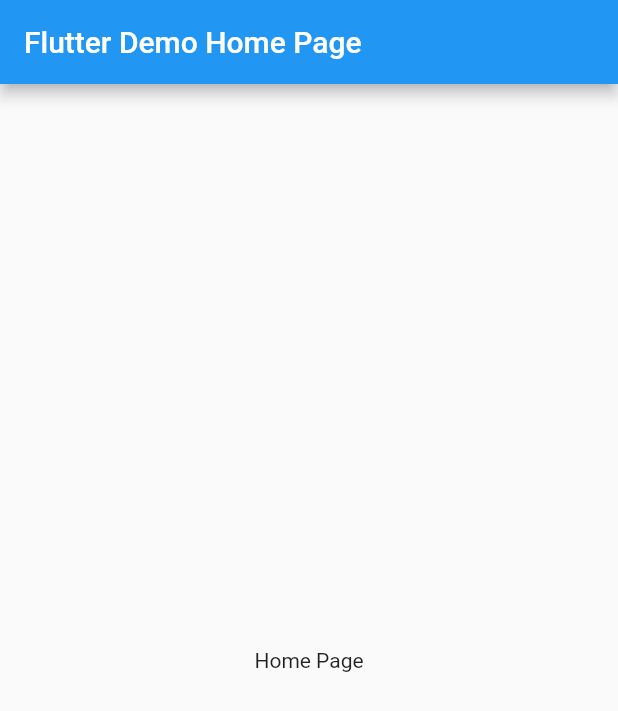
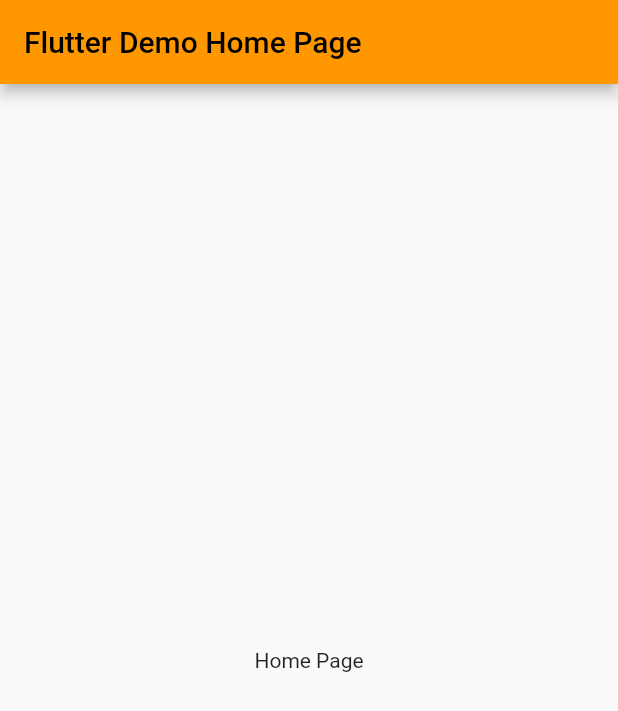
Before and after one commit to caganbicakci/reddit_clone, a Flutter app: the screen it shows after launch, on a phone screen of 412 x 824 dp. Shown: the top 711 px of the screen. Run offline on Flutter 3.47's test engine with Material 2 defaults, Android fonts, the phone set to English and light mode, and no system bars.

```diff
--- a/lib/main.dart
+++ b/lib/main.dart
@@ -11,9 +11,9 @@ class MyApp extends StatelessWidget {
   @override
   Widget build(BuildContext context) {
     return MaterialApp(
-      title: 'Flutter Demo',
+      debugShowCheckedModeBanner: false,
       theme: ThemeData(
-        primarySwatch: Colors.blue,
+        primarySwatch: Colors.orange,
       ),
       home: const MyHomePage(title: 'Flutter Demo Home Page'),
     );
```
Also changed, not shown: pubspec.yaml (+7 -1 lines), pubspec.lock.
